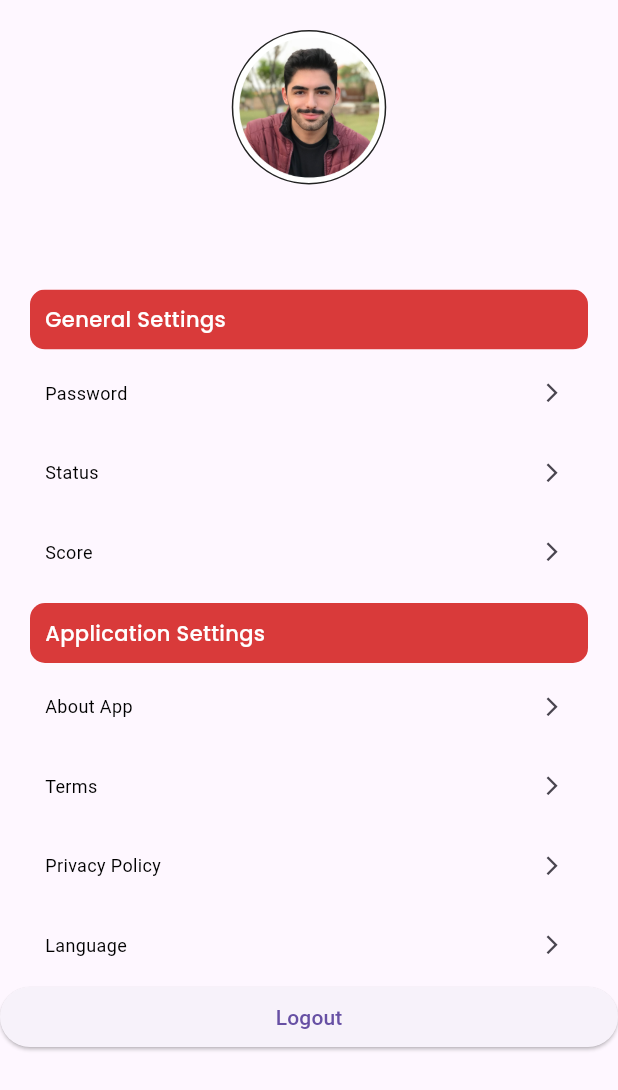
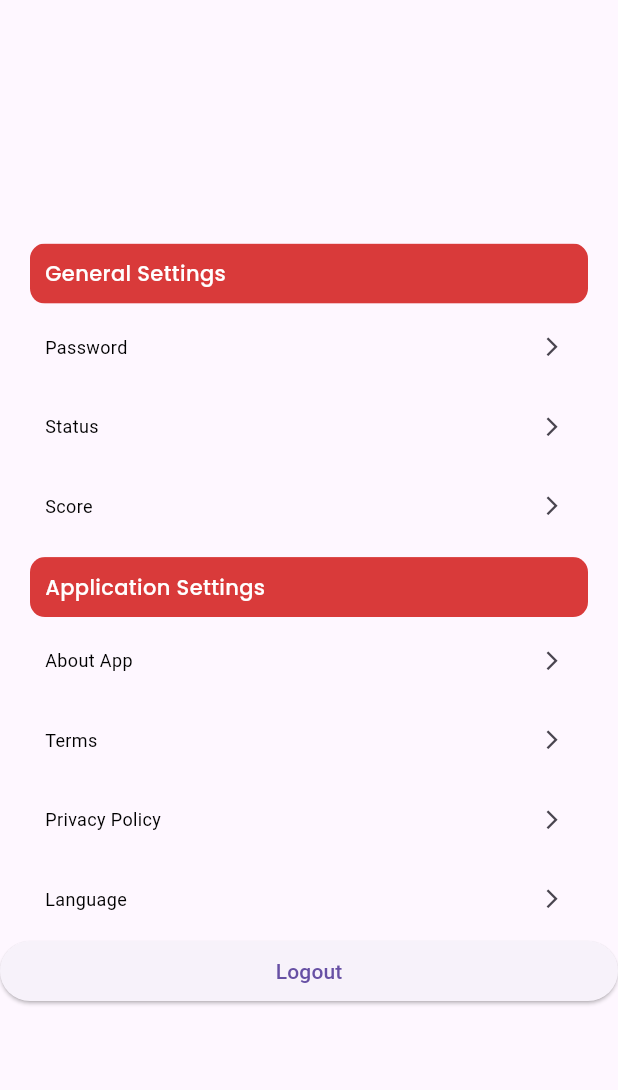
Before and after one commit to RAYNF/LearnKP, a Flutter app: the Setting screen opened directly with empty values, on a phone screen of 412 x 824 dp. Shown: the top 1090 px of the screen. Run offline on Flutter 3.47's test engine with Material 3 defaults, Android fonts, the phone set to English and light mode, and no system bars; our stand-ins replace animated_text_kit, carousel_slider, easy_localization, flutter_map, google_fonts, latlong2 and 2 more; accounts and stored records are empty.

Commit message:
update minor

```diff
--- a/pantau_semar/lib/ui/setting_page.dart
+++ b/pantau_semar/lib/ui/setting_page.dart
@@ -52,21 +52,21 @@ class _SettingState extends State<Setting> {
                   Center(
                     child: Column(
                       children: [
-                        Container(
-                          width: MediaQuery.of(context).size.width * 0.25,
-                          height: MediaQuery.of(context).size.width * 0.25,
-                          decoration: BoxDecoration(
-                            shape: BoxShape.circle,
-                            image: DecorationImage(
-                                image: AssetImage("assets/guest.png")),
-                            border: Border.all(
-                              color: Colors.black87, // Warna border
-                              width: 1.0, // Lebar border
-                            ),
-                          ),
-                        ),
+                        // Container(
+                        //   width: MediaQuery.of(context).size.width * 0.25,
+                        //   height: MediaQuery.of(context).size.width * 0.25,
+                        //   decoration: BoxDecoration(
+                        //     shape: BoxShape.circle,
+                        //     image: DecorationImage(
+                        //         image: AssetImage("assets/guest.png")),
+                        //     border: Border.all(
+                        //       color: Colors.black87, // Warna border
+                        //       width: 1.0, // Lebar border
+                        //     ),
+                        //   ),
+                        // ),
                         SizedBox(
-                          height: 10,
+                          height: MediaQuery.of(context).size.width * 0.2,
                         ),
                         Text(
                           widget.dataUser.username,
```
Also changed, not shown: pantau_semar/lib/ui/bantuan_page.dart (+22 -2 lines), pantau_semar/lib/ui/daftarcctvlalulintas_page.dart (+3 -7 lines), pantau_semar/lib/ui/tampilancctv_page.dart (+16 -13 lines), pantau_semar/lib/widget/menuopsicctv_widget.dart (+15 -13 lines).
